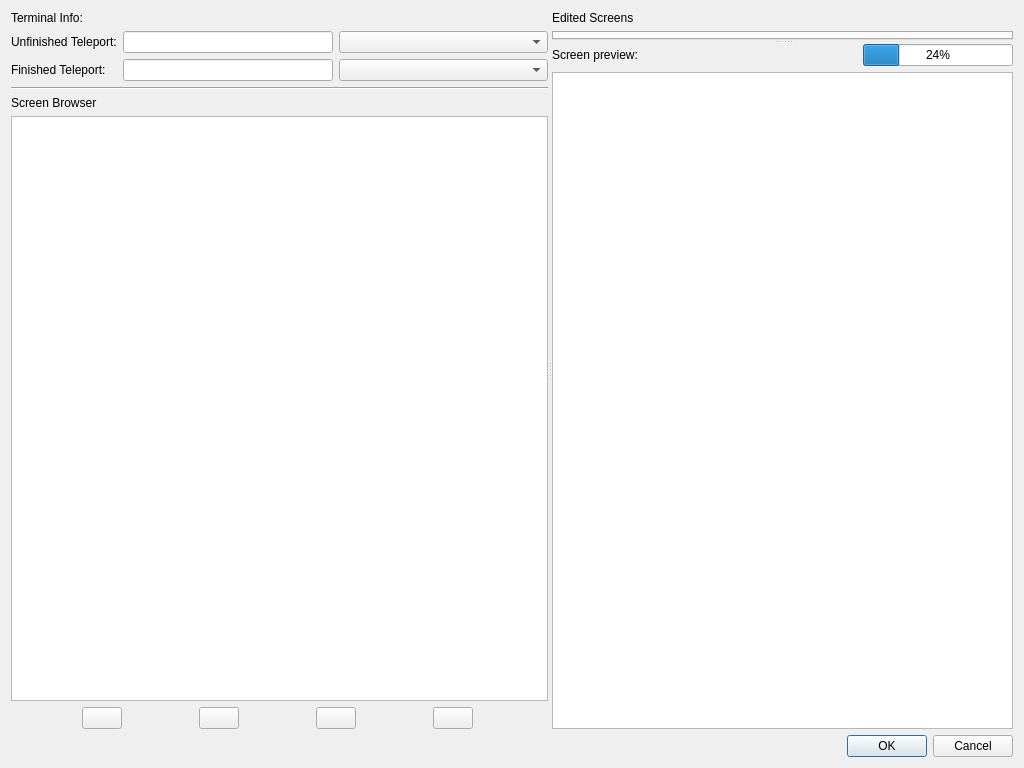
First picture: the form in HuxQt/src/forms/TerminalEditorWindow.ui, repository janos-ijgyarto/HuxQt, before the edit.
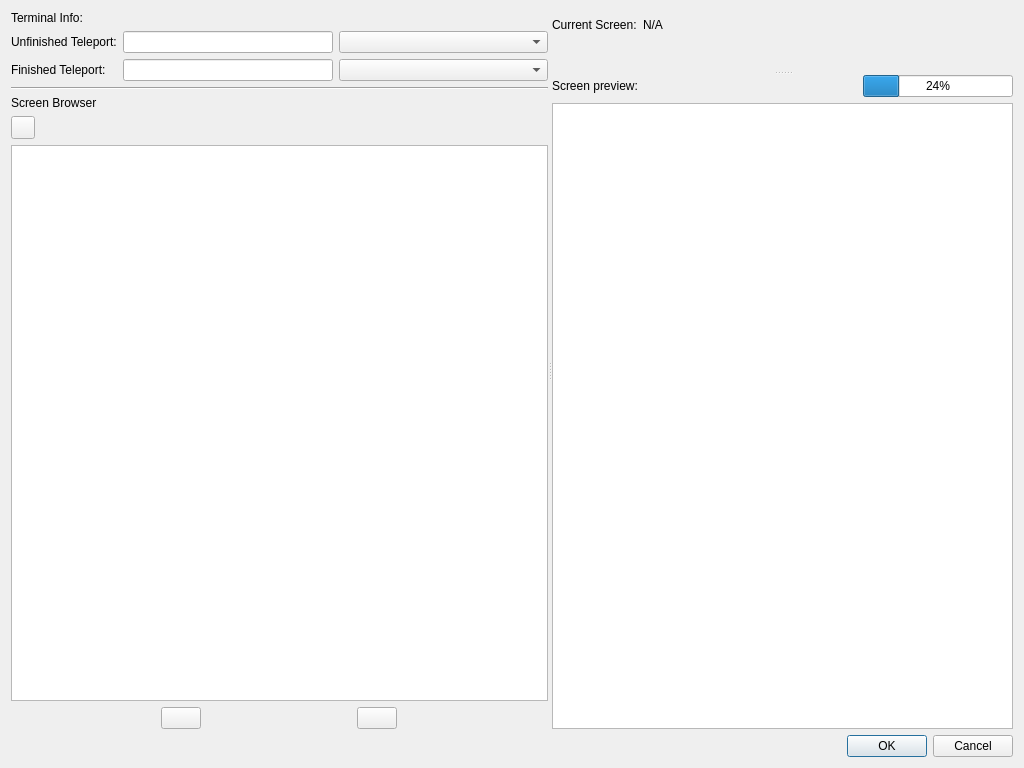
Second picture: the form after the edit. Custom widgets are drawn as their Qt base class.

```diff
--- a/HuxQt/src/forms/TerminalEditorWindow.ui
+++ b/HuxQt/src/forms/TerminalEditorWindow.ui
@@ -73,17 +73,15 @@
         </widget>
        </item>
        <item>
-        <widget class="QTreeWidget" name="screen_browser_tree">
-         <attribute name="headerVisible">
-          <bool>false</bool>
-         </attribute>
-         <column>
+        <widget class="QToolButton" name="screen_browser_up_button">
           <property name="text">
-           <string notr="true">1</string>
-          </property>
-         </column>
+          <string/>
+         </property>
         </widget>
        </item>
+       <item>
+        <widget class="HuxApp::Utils::ScenarioBrowserWidget" name="screen_browser_view"/>
+       </item>
        <item>
         <layout class="QHBoxLayout" name="screen_browser_buttons_hbox">
          <item>
@@ -102,38 +100,6 @@
            </property>
           </widget>
          </item>
-         <item>
-          <widget class="QPushButton" name="move_screen_up_button">
-           <property name="sizePolicy">
-            <sizepolicy hsizetype="Maximum" vsizetype="Fixed">
-             <horstretch>0</horstretch>
-             <verstretch>0</verstretch>
-            </sizepolicy>
-           </property>
-           <property name="toolTip">
-            <string>Move Screen Up</string>
-           </property>
-           <property name="text">
-            <string/>
-           </property>
-          </widget>
-         </item>
-         <item>
-          <widget class="QPushButton" name="move_screen_down_button">
-           <property name="sizePolicy">
-            <sizepolicy hsizetype="Maximum" vsizetype="Fixed">
-             <horstretch>0</horstretch>
-             <verstretch>0</verstretch>
-            </sizepolicy>
-           </property>
-           <property name="toolTip">
-            <string>Move Screen Down</string>
-           </property>
-           <property name="text">
-            <string/>
-           </property>
-          </widget>
-         </item>
          <item>
           <widget class="QPushButton" name="delete_screen_button">
            <property name="sizePolicy">
@@ -154,47 +120,60 @@
        </item>
       </layout>
      </widget>
-     <widget class="QWidget" name="verticalLayoutWidget">
-      <layout class="QVBoxLayout" name="screen_editor_vbox">
-       <item>
-        <widget class="QLabel" name="edited_screen_tabs_label">
-         <property name="text">
-          <string>Edited Screens</string>
-         </property>
-        </widget>
-       </item>
-       <item>
-        <widget class="QSplitter" name="screen_preview_splitter">
+     <widget class="QSplitter" name="screen_edit_splitter">
          <property name="orientation">
           <enum>Qt::Vertical</enum>
          </property>
-         <widget class="QTabWidget" name="edited_screen_tabs">
+      <widget class="QWidget" name="verticalLayoutWidget">
+       <layout class="QVBoxLayout" name="screen_edit_vbox">
+        <item>
+         <layout class="QHBoxLayout" name="current_screen_labels_hbox">
+          <item>
+           <widget class="QLabel" name="screen_edit_label">
           <property name="sizePolicy">
-           <sizepolicy hsizetype="Expanding" vsizetype="Expanding">
+             <sizepolicy hsizetype="Maximum" vsizetype="Preferred">
             <horstretch>0</horstretch>
             <verstretch>0</verstretch>
            </sizepolicy>
           </property>
-          <property name="tabsClosable">
-           <bool>true</bool>
-          </property>
-          <property name="movable">
-           <bool>true</bool>
-          </property>
-         </widget>
-         <widget class="QWidget" name="gridLayoutWidget">
-          <layout class="QGridLayout" name="screen_preview_grid">
-           <item row="0" column="0">
+            <property name="text">
+             <string>Current Screen:</string>
+            </property>
+           </widget>
+          </item>
+          <item>
+           <widget class="QLabel" name="current_screen_label">
+            <property name="text">
+             <string>N/A</string>
+            </property>
+           </widget>
+          </item>
+         </layout>
+        </item>
+        <item>
+         <widget class="HuxApp::ScreenEditWidget" name="screen_edit_widget" native="true"/>
+        </item>
+       </layout>
+      </widget>
+      <widget class="QWidget" name="verticalLayoutWidget_3">
+       <layout class="QVBoxLayout" name="screen_preview_vbox">
+        <item>
+         <layout class="QHBoxLayout" name="screen_preview_labels_hbox">
+          <item>
             <widget class="QLabel" name="screen_preview_label">
              <property name="text">
               <string>Screen preview:</string>
              </property>
             </widget>
            </item>
-           <item row="1" column="0" colspan="3">
-            <widget class="QGraphicsView" name="screen_preview"/>
-           </item>
-           <item row="0" column="2">
+          <item>
+           <widget class="QLabel" name="screen_page_label">
+            <property name="text">
+             <string/>
+            </property>
+           </widget>
+          </item>
+          <item>
             <widget class="QProgressBar" name="screen_update_progress_bar">
              <property name="sizePolicy">
               <sizepolicy hsizetype="Minimum" vsizetype="Fixed">
@@ -207,18 +186,13 @@
              </property>
             </widget>
            </item>
-           <item row="0" column="1">
-            <widget class="QLabel" name="screen_page_label">
-             <property name="text">
-              <string/>
-             </property>
-            </widget>
-           </item>
-          </layout>
-         </widget>
-        </widget>
-       </item>
-      </layout>
+         </layout>
+        </item>
+        <item>
+         <widget class="QGraphicsView" name="screen_preview"/>
+        </item>
+       </layout>
+      </widget>
      </widget>
     </widget>
    </item>
@@ -231,6 +205,19 @@
    </item>
   </layout>
  </widget>
+ <customwidgets>
+  <customwidget>
+   <class>HuxApp::ScreenEditWidget</class>
+   <extends>QWidget</extends>
+   <header>UI/ScreenEditWidget.h</header>
+   <container>1</container>
+  </customwidget>
+  <customwidget>
+   <class>HuxApp::Utils::ScenarioBrowserWidget</class>
+   <extends>QListWidget</extends>
+   <header>Utils/ScenarioBrowserWidget.h</header>
+  </customwidget>
+ </customwidgets>
  <resources/>
  <connections/>
 </ui>
```
Left out of the diff: 2 changed lines with no effect on the pictures. Lines whose indentation alone changed are shown as unchanged.
